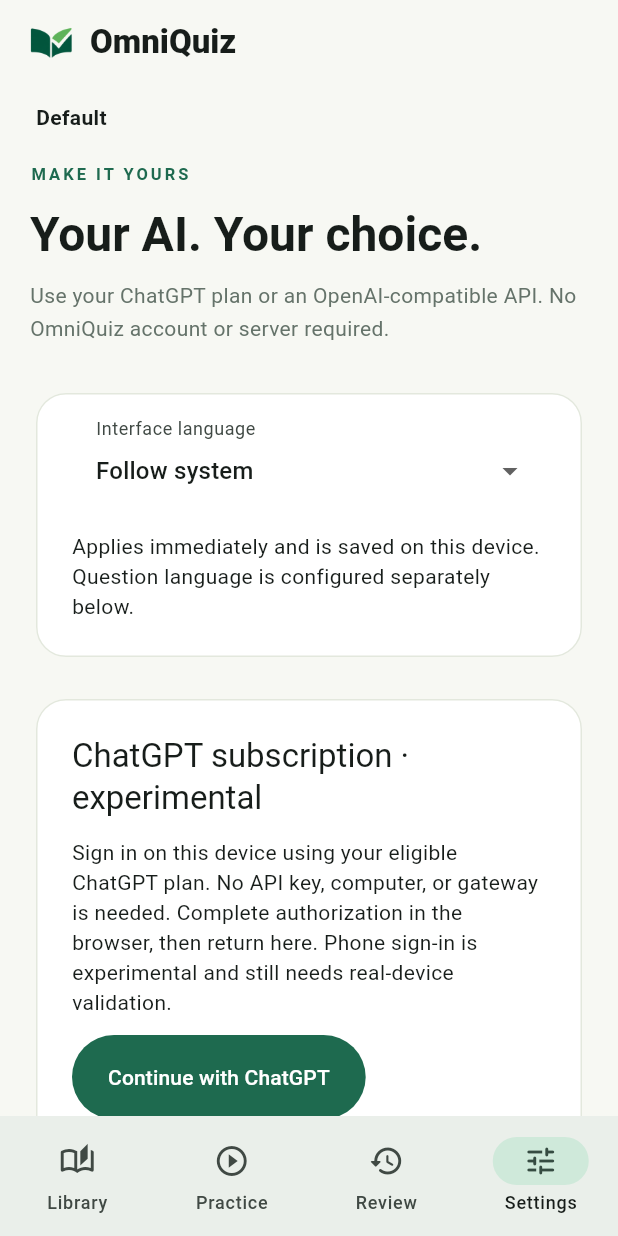
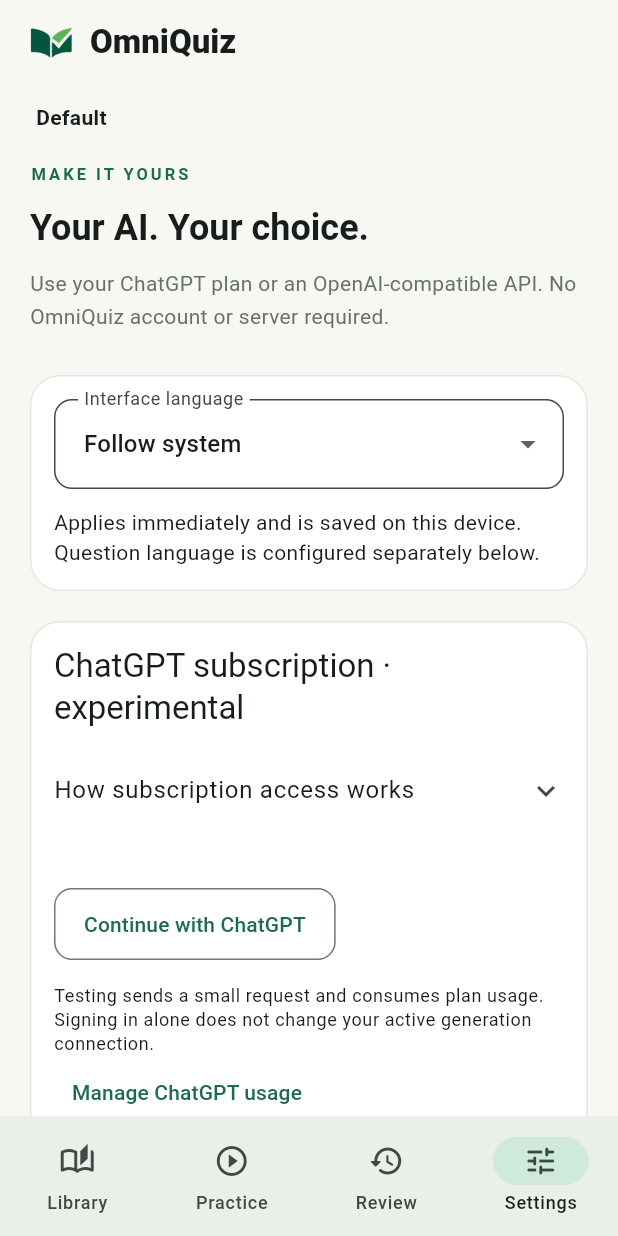
Before and after one commit to Missdrop/OmniQuiz, a Flutter app: the screen it shows after launch, item 4 of the bottom bar chosen, on a phone screen of 412 x 824 dp. Run offline on Flutter 3.47's test engine with Material 3 defaults, Android fonts, the phone set to English and light mode, and no system bars; our stand-ins replace drift, file_picker, flutter_secure_storage, go_router; missing offline and left inert: jose, pdfrx, sqlite3; accounts and stored records are empty.

Commit message:
fix: improve responsive forms and window layouts [skip ci]

```diff
--- a/lib/app/app.dart
+++ b/lib/app/app.dart
@@ -135,8 +135,8 @@
                 width: 220,
                 child: Material(
                   color: const Color(0xFFEDF1E8),
-                  child: Column(
-                    crossAxisAlignment: CrossAxisAlignment.start,
+                  child: ListView(
+                    padding: EdgeInsets.zero,
                     children: [
                       Padding(
                         padding: EdgeInsets.fromLTRB(24, 36, 24, 4),
@@ -185,7 +185,7 @@
                             onTap: () => _navigate(i),
                           ),
                         ),
-                      const Spacer(),
+                      const SizedBox(height: 24),
                       Padding(
                         padding: EdgeInsets.all(24),
                         child: Row(
@@ -214,6 +214,8 @@
                       padding: const EdgeInsets.fromLTRB(24, 12, 24, 0),
                       child: Text(
                         widget.currentLibraryName!,
+                        maxLines: 1,
+                        overflow: TextOverflow.ellipsis,
                         style: const TextStyle(fontWeight: FontWeight.bold),
                       ),
                     ),
--- a/lib/app/library_host.dart
+++ b/lib/app/library_host.dart
@@ -244,13 +244,16 @@
           ],
         ),
         const SizedBox(height: 8),
-        SelectableText(
-          widget.catalog.selected.directory,
-          style: const TextStyle(fontSize: 12),
-        ),
-        Text(
-          context.l10n.libraryIsolationDescription,
-          style: const TextStyle(fontSize: 12),
+        ExpansionTile(
+          tilePadding: EdgeInsets.zero,
+          title: Text(context.l10n.libraryStorageDetails),
+          childrenPadding: const EdgeInsets.only(bottom: 16),
+          expandedCrossAxisAlignment: CrossAxisAlignment.start,
+          children: [
+            SelectableText(widget.catalog.selected.directory),
+            const SizedBox(height: 8),
+            Text(context.l10n.libraryIsolationDescription),
+          ],
         ),
         if (_error != null)
           Text(
--- a/lib/app/theme.dart
+++ b/lib/app/theme.dart
@@ -14,12 +14,14 @@
     inputDecorationTheme: InputDecorationTheme(
       filled: true,
       fillColor: Colors.white,
+      contentPadding: const EdgeInsets.symmetric(horizontal: 16, vertical: 18),
       border: OutlineInputBorder(
         borderRadius: BorderRadius.circular(12),
-        borderSide: BorderSide.none,
+        borderSide: const BorderSide(color: Color(0xFFBCC9BE)),
       ),
     ),
     cardTheme: CardThemeData(
+      margin: EdgeInsets.zero,
       color: Colors.white,
       elevation: 0,
       shape: RoundedRectangleBorder(
@@ -29,7 +31,22 @@
     ),
     filledButtonTheme: FilledButtonThemeData(
       style: FilledButton.styleFrom(
-        padding: const EdgeInsets.symmetric(horizontal: 24, vertical: 18),
+        minimumSize: const Size(48, 48),
+        padding: const EdgeInsets.symmetric(horizontal: 20, vertical: 12),
+        shape: RoundedRectangleBorder(borderRadius: BorderRadius.circular(12)),
+      ),
+    ),
+    outlinedButtonTheme: OutlinedButtonThemeData(
+      style: OutlinedButton.styleFrom(
+        minimumSize: const Size(48, 48),
+        padding: const EdgeInsets.symmetric(horizontal: 20, vertical: 12),
+        shape: RoundedRectangleBorder(borderRadius: BorderRadius.circular(12)),
+      ),
+    ),
+    textButtonTheme: TextButtonThemeData(
+      style: TextButton.styleFrom(
+        minimumSize: const Size(48, 48),
+        padding: const EdgeInsets.symmetric(horizontal: 12, vertical: 12),
       ),
     ),
   );
--- a/lib/l10n/app_en.arb
+++ b/lib/l10n/app_en.arb
@@ -388,5 +388,8 @@
   "chatGptIncomplete": "ChatGPT could not complete the response. Check your plan usage and try again.",
   "chatGptReady": "ChatGPT is ready. New questions will use your selected account.",
   "chatGptSignedOut": "Signed out of ChatGPT.",
-  "chatGptRevocationUnconfirmed": "Signed out locally. Disconnect OmniQuiz in ChatGPT Settings to confirm revocation."
+  "chatGptRevocationUnconfirmed": "Signed out locally. Disconnect OmniQuiz in ChatGPT Settings to confirm revocation.",
+  "libraryStorageDetails": "Storage and library details",
+  "chatGptSignInAgain": "Sign in again",
+  "chatGptDetails": "How subscription access works"
 }
--- a/lib/l10n/app_localizations.dart
+++ b/lib/l10n/app_localizations.dart
@@ -1573,6 +1573,24 @@
   /// In en, this message translates to:
   /// **'Signed out locally. Disconnect OmniQuiz in ChatGPT Settings to confirm revocation.'**
   String get chatGptRevocationUnconfirmed;
+
+  /// No description provided for @libraryStorageDetails.
+  ///
+  /// In en, this message translates to:
+  /// **'Storage and library details'**
+  String get libraryStorageDetails;
+
+  /// No description provided for @chatGptSignInAgain.
+  ///
+  /// In en, this message translates to:
+  /// **'Sign in again'**
+  String get chatGptSignInAgain;
+
+  /// No description provided for @chatGptDetails.
+  ///
+  /// In en, this message translates to:
+  /// **'How subscription access works'**
+  String get chatGptDetails;
 }
 
 class _AppLocalizationsDelegate
--- a/lib/l10n/app_zh.arb
+++ b/lib/l10n/app_zh.arb
@@ -286,5 +286,8 @@
   "chatGptIncomplete": "ChatGPT 未能完成回复。请检查订阅用量后重试。",
   "chatGptReady": "ChatGPT 已就绪。新题目将使用所选账号生成。",
   "chatGptSignedOut": "已退出 ChatGPT。",
-  "chatGptRevocationUnconfirmed": "已在本地退出。请在 ChatGPT 设置中断开 OmniQuiz，以确认撤销授权。"
+  "chatGptRevocationUnconfirmed": "已在本地退出。请在 ChatGPT 设置中断开 OmniQuiz，以确认撤销授权。",
+  "libraryStorageDetails": "存储位置与资料库说明",
+  "chatGptSignInAgain": "重新登录",
+  "chatGptDetails": "订阅接入说明"
 }
--- a/lib/presentation/backup/backup_panel.dart
+++ b/lib/presentation/backup/backup_panel.dart
@@ -60,6 +60,7 @@
     final confirmed = await showDialog<bool>(
       context: context,
       builder: (context) => AlertDialog(
+        scrollable: true,
         title: Text(context.l10n.restoreBackup),
         content: Text(context.l10n.restoreBackupHelp),
         actions: [
@@ -80,7 +81,7 @@
   @override
   Widget build(BuildContext context) => Card(
     child: Padding(
-      padding: const EdgeInsets.all(24),
+      padding: EdgeInsets.all(MediaQuery.sizeOf(context).width < 600 ? 16 : 24),
       child: Column(
         crossAxisAlignment: CrossAxisAlignment.start,
         children: [
--- a/lib/presentation/library/library_page.dart
+++ b/lib/presentation/library/library_page.dart
@@ -157,6 +157,7 @@
                 showDialog<void>(
                   context: context,
                   builder: (context) => AlertDialog(
+                    scrollable: true,
                     title: Text(doc.name),
                     content: SizedBox(
                       width: 640,
@@ -196,6 +197,7 @@
                         final remove = await showDialog<bool>(
                           context: context,
                           builder: (context) => AlertDialog(
+                            scrollable: true,
                             title: Text(context.l10n.removeDocumentTitle),
                             content: Text(
                               vm.files == null
@@ -228,6 +230,7 @@
     final selected = await showDialog<String>(
       context: context,
       builder: (context) => AlertDialog(
+        scrollable: true,
         title: Text(context.l10n.excludedFiles(vm.excluded.length)),
         content: SizedBox(
           width: 520,
--- a/lib/presentation/practice/practice_page.dart
+++ b/lib/presentation/practice/practice_page.dart
@@ -73,6 +73,7 @@
                     final proceed = await showDialog<bool>(
                       context: context,
                       builder: (context) => AlertDialog(
+                        scrollable: true,
                         title: Text(context.l10n.generateTitle),
                         content: Text(context.l10n.generateBody),
                         actions: [
@@ -249,6 +250,7 @@
                                 final flag = await showDialog<bool>(
                                   context: context,
                                   builder: (context) => AlertDialog(
+                                    scrollable: true,
                                     title: Text(context.l10n.hideQuestionTitle),
                                     content: Text(
                                       context.l10n.hideQuestionBody,
--- a/lib/presentation/settings/chatgpt_panel.dart
+++ b/lib/presentation/settings/chatgpt_panel.dart
@@ -13,24 +13,39 @@
 
 class _ChatGptPanelState extends State<ChatGptPanel> {
   String? _model;
-  String _language = '简体中文';
+  String? _language;
   @override
   Widget build(BuildContext context) {
     final vm = context.watch<SettingsViewModel>();
     final l = context.l10n;
     if (vm.chatGpt == null) return const SizedBox.shrink();
+    final language =
+        _language ??
+        (vm.profile?.chatGpt == true ? vm.profile!.language : '简体中文');
+    final savedModel = vm.profile?.credentialRef == vm.chatGptAccount
+        ? vm.profile?.model
+        : null;
     final model = vm.chatGptModels.contains(_model)
         ? _model
+        : vm.chatGptModels.contains(savedModel)
+        ? savedModel
         : vm.chatGptModels.firstOrNull;
     return Card(
       child: Padding(
-        padding: const EdgeInsets.all(24),
+        padding: EdgeInsets.all(
+          MediaQuery.sizeOf(context).width < 600 ? 16 : 24,
+        ),
         child: Column(
           crossAxisAlignment: CrossAxisAlignment.start,
           children: [
             Text(l.chatGptTitle, style: Theme.of(context).textTheme.titleLarge),
             const SizedBox(height: 12),
-            Text(l.chatGptHelp),
+            ExpansionTile(
+              tilePadding: EdgeInsets.zero,
+              title: Text(l.chatGptDetails),
+              childrenPadding: const EdgeInsets.only(bottom: 12),
+              children: [Text(l.chatGptHelp)],
+            ),
             if (vm.profile?.chatGpt == true)
               Padding(
                 padding: const EdgeInsets.only(top: 12),
@@ -38,6 +53,7 @@
                   '${l.chatGptActive}: ${vm.chatGptAccounts[vm.profile!.credentialRef] ?? vm.profile!.credentialRef} / ${vm.profile!.model}',
                 ),
               ),
+            const SizedBox(height: 24),
             if (vm.chatGptAccounts.isNotEmpty)
               DropdownButtonFormField<String>(
                 key: ValueKey(vm.chatGptAccount),
@@ -68,11 +84,15 @@
               spacing: 8,
               runSpacing: 8,
               children: [
-                FilledButton(
+                OutlinedButton(
                   onPressed: vm.busy || !vm.loaded
                       ? null
                       : () => vm.signInChatGpt(),
-                  child: Text(l.continueChatGpt),
+                  child: Text(
+                    vm.chatGptAccount == null
+                        ? l.continueChatGpt
+                        : l.chatGptSignInAgain,
+                  ),
                 ),
                 if (vm.chatGptAccounts.isNotEmpty)
                   TextButton(
@@ -97,7 +117,12 @@
                   TextButton(onPressed: vm.cancelSignIn, child: Text(l.cancel)),
               ],
             ),
+            if (vm.busy) ...[
+              const SizedBox(height: 12),
+              const LinearProgressIndicator(),
+            ],
             if (model != null) ...[
+              const Divider(height: 32),
               DropdownButtonFormField<String>(
                 key: ValueKey('${vm.chatGptAccount}/$model'),
                 initialValue: model,
@@ -114,8 +139,11 @@
                     .toList(),
                 onChanged: vm.busy ? null : (id) => setState(() => _model = id),
               ),
+              const SizedBox(height: 24),
               DropdownButtonFormField<String>(
-                initialValue: _language,
+                initialValue: language,
+                key: ValueKey(language),
+                isExpanded: true,
                 decoration: InputDecoration(labelText: l.questionLanguage),
                 items: ['简体中文', 'English']
                     .map((id) => DropdownMenuItem(value: id, child: Text(id)))
@@ -124,15 +152,19 @@
                     ? null
                     : (id) => setState(() => _language = id!),
               ),
-              const SizedBox(height: 12),
+              const SizedBox(height: 20),
               FilledButton(
                 onPressed: vm.busy
                     ? null
-                    : () => vm.useChatGpt(model, _language),
+                    : () => vm.useChatGpt(model, language),
                 child: Text(l.chatGptUseModel),
               ),
             ],
-            Text(l.chatGptTestHelp),
+            const SizedBox(height: 16),
+            Text(
+              l.chatGptTestHelp,
+              style: Theme.of(context).textTheme.bodySmall,
+            ),
             TextButton(
               onPressed: () => launchUrl(
                 Uri.parse('https://chatgpt.com/settings/usage'),
--- a/lib/presentation/settings/settings_page.dart
+++ b/lib/presentation/settings/settings_page.dart
@@ -64,7 +64,9 @@
       children: [
         Card(
           child: Padding(
-            padding: const EdgeInsets.all(24),
+            padding: EdgeInsets.all(
+              MediaQuery.sizeOf(context).width < 600 ? 16 : 24,
+            ),
             child: Column(
               crossAxisAlignment: CrossAxisAlignment.start,
               children: [
@@ -104,7 +106,9 @@
         const SizedBox(height: 20),
         Card(
           child: Padding(
-            padding: const EdgeInsets.all(24),
+            padding: EdgeInsets.all(
+              MediaQuery.sizeOf(context).width < 600 ? 16 : 24,
+            ),
             child: Column(
               crossAxisAlignment: CrossAxisAlignment.start,
               children: [
--- a/lib/presentation/shared/widgets.dart
+++ b/lib/presentation/shared/widgets.dart
@@ -14,6 +14,7 @@
   final List<Widget> children;
   @override
   Widget build(BuildContext context) => SingleChildScrollView(
+    keyboardDismissBehavior: ScrollViewKeyboardDismissBehavior.onDrag,
     padding: EdgeInsets.all(MediaQuery.sizeOf(context).width < 600 ? 20 : 40),
     child: Center(
       child: ConstrainedBox(
@@ -33,8 +34,11 @@
             const SizedBox(height: 12),
             Text(
               title,
-              style: Theme.of(context).textTheme.headlineLarge
-                  ?.copyWith(fontWeight: FontWeight.w700),
+              style:
+                  (MediaQuery.sizeOf(context).width < 600
+                          ? Theme.of(context).textTheme.headlineSmall
+                          : Theme.of(context).textTheme.headlineLarge)
+                      ?.copyWith(fontWeight: FontWeight.w700),
             ),
             const SizedBox(height: 10),
             Text(
@@ -84,7 +88,7 @@
   @override
   Widget build(BuildContext context) => Card(
     child: Padding(
-      padding: const EdgeInsets.all(32),
+      padding: EdgeInsets.all(MediaQuery.sizeOf(context).width < 600 ? 20 : 32),
       child: SizedBox(
         width: double.infinity,
         child: Column(
```
Also changed, not shown: lib/l10n/app_localizations_en.dart (+9 -0 lines), lib/l10n/app_localizations_zh.dart (+9 -0 lines), 3 other files.
